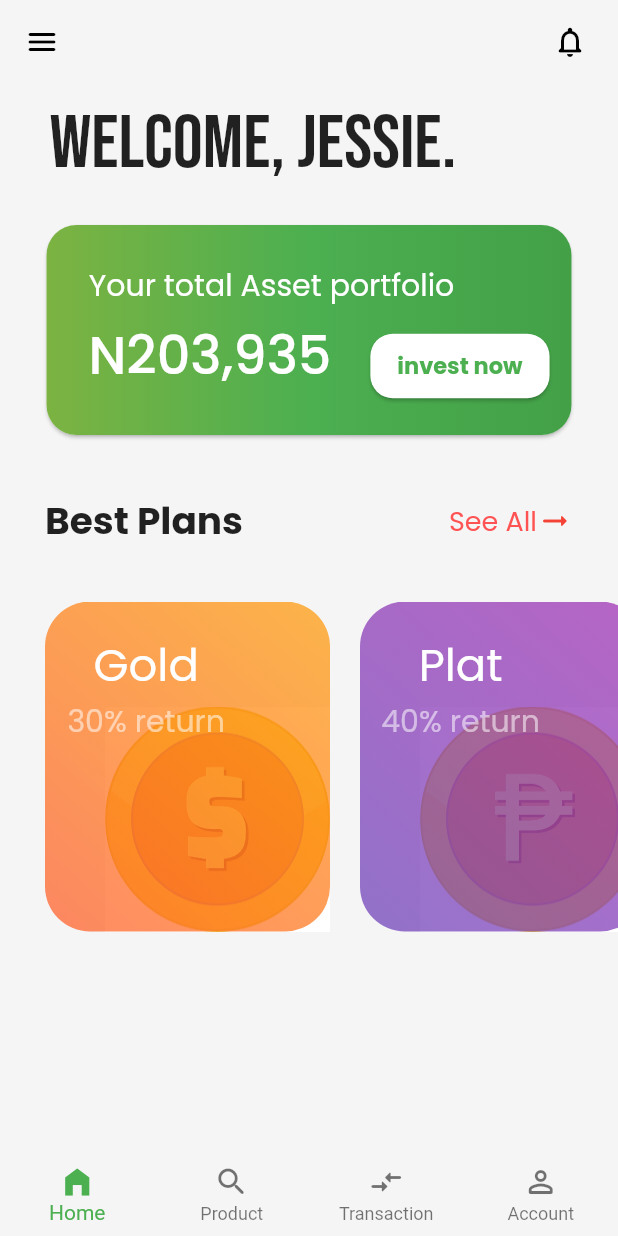
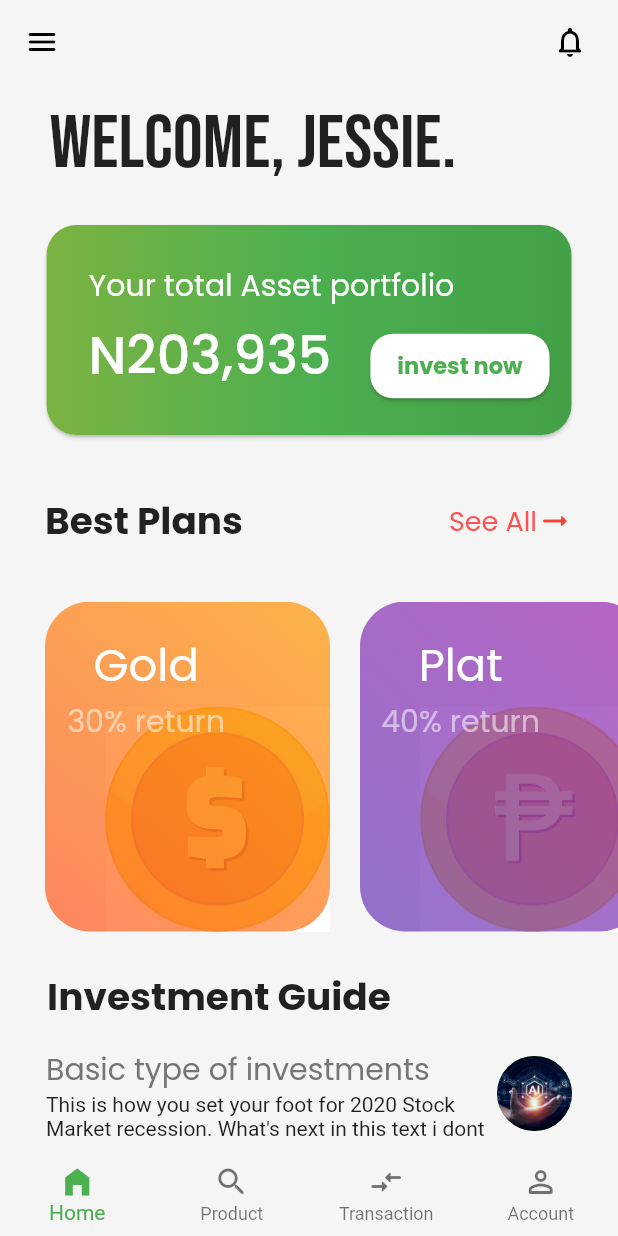
Before and after one commit to vishruth555/pyramid_app, a Flutter app: the screen it shows after launch, on a phone screen of 412 x 824 dp. Run offline on Flutter 3.47's test engine with Material 2 defaults, Android fonts, the phone set to English and light mode, and no system bars; our stand-ins replace google_fonts.

Commit message:
added the investment guide section

```diff
--- a/lib/main.dart
+++ b/lib/main.dart
@@ -50,7 +50,8 @@
             ),
           ),
         ),
-        body: Column(
+        body: SingleChildScrollView(
+          child: Column(
             children: [
               // header text
               Padding(
@@ -142,7 +143,8 @@
               //best plans which is side scrollable
 
               Padding(
-              padding: const EdgeInsets.symmetric(horizontal: 30, vertical: 35),
+                padding:
+                    const EdgeInsets.symmetric(horizontal: 30, vertical: 35),
                 child: Row(
                   mainAxisAlignment: MainAxisAlignment.spaceBetween,
                   children: [
@@ -417,26 +419,138 @@
 
               //investment guide which is vertical scrollable
 
+              Padding(
+                padding: EdgeInsets.fromLTRB(0, 25, 120, 15),
+                child: Text(
+                  'Investment Guide',
+                  style: GoogleFonts.poppins(
+                      fontSize: 25, fontWeight: FontWeight.bold),
+                ),
+              ),
+
+              Padding(
+                padding: const EdgeInsets.symmetric(horizontal: 30),
+                child: Container(
+                  child: Row(
+                    mainAxisAlignment: MainAxisAlignment.spaceEvenly,
+                    children: [
+                      Container(
+                        width: 300,
+                        child: Column(
+                          crossAxisAlignment: CrossAxisAlignment.start,
+                          children: [
+                            Text(
+                              'Basic type of investments',
+                              maxLines: 1,
+                              style: GoogleFonts.poppins(
+                                  fontSize: 20, color: Colors.grey.shade600),
+                            ),
+                            Text(
+                              "This is how you set your foot for 2020 Stock Market recession. What's next in this text i dont know so i will keep typing random things",
+                              maxLines: 2,
+                              softWrap: true,
+                            )
+                          ],
+                        ),
+                      ),
+                      CircleAvatar(
+                        radius: 25,
+                        backgroundImage: AssetImage('images/1.jpg'),
+                      )
+                    ],
+                  ),
+                ),
+              ),
+
+              SizedBox(
+                height: 50,
+                width: 300,
+                child: Divider(
+                  color: Colors.grey,
+                ),
+              ),
+
+              Padding(
+                padding: const EdgeInsets.fromLTRB(30, 0, 30, 20),
+                child: Container(
+                  child: Row(
+                    mainAxisAlignment: MainAxisAlignment.spaceEvenly,
+                    children: [
+                      Container(
+                        width: 300,
+                        child: Column(
+                          crossAxisAlignment: CrossAxisAlignment.start,
+                          children: [
+                            Text(
+                              'how much you can start with eeyhsyesy',
+                              maxLines: 1,
+                              style: GoogleFonts.poppins(
+                                  fontSize: 20, color: Colors.grey.shade600),
+                            ),
+                            Text(
+                              "you can start with 500 rupees in your bank account, its that easy. just keep investing",
+                              maxLines: 2,
+                              softWrap: true,
+                            )
+                          ],
+                        ),
+                      ),
+                      CircleAvatar(
+                        radius: 25,
+                        backgroundImage: AssetImage('images/2.jpeg'),
+                      )
+                    ],
+                  ),
+                ),
+              ),
+
+              SizedBox(
+                height: 50,
+                width: 300,
+                child: Divider(
+                  color: Colors.grey,
+                ),
+              ),
+
+              Padding(
+                padding: const EdgeInsets.fromLTRB(30, 0, 30, 20),
+                child: Container(
+                  child: Row(
+                    mainAxisAlignment: MainAxisAlignment.spaceEvenly,
+                    children: [
+                      Container(
+                        width: 300,
+                        child: Column(
+                          crossAxisAlignment: CrossAxisAlignment.start,
+                          children: [
+                            Text(
+                              'Introduction to investing. A beginners Guide to Asset classes',
+                              maxLines: 1,
+                              style: GoogleFonts.poppins(
+                                  fontSize: 20, color: Colors.grey.shade600),
+                            ),
+                            Text(
+                              "Neque porro quisquam est qui dolorem ipsum quia dolor sit amet, consectetur, adipisci velit...",
+                              maxLines: 2,
+                              softWrap: true,
+                            )
+                          ],
+                        ),
+                      ),
+                      CircleAvatar(
+                        radius: 25,
+                        backgroundImage: AssetImage('images/3.jpg'),
+                      )
+                    ],
+                  ),
+                ),
+              ),
+
               //bottom navigation
             ],
+          ),
         ),
       ),
     );
   }
 }
-
-// Container(
-// width: 200,
-// decoration: BoxDecoration(
-// borderRadius: BorderRadius.all(Radius.circular(20)),
-// gradient: LinearGradient(
-// colors: [
-// Colors.lightGreen.shade600,
-// Colors.green.shade500,
-// Colors.green.shade600,
-// ],
-// begin: Alignment.centerLeft,
-// end: Alignment.centerRight,
-// ),
-// ),
-// ),
```
Also changed, not shown: images/1.jpg (added), images/2.jpeg (added), images/3.jpg (added). Lines whose indentation alone changed are shown as unchanged.
